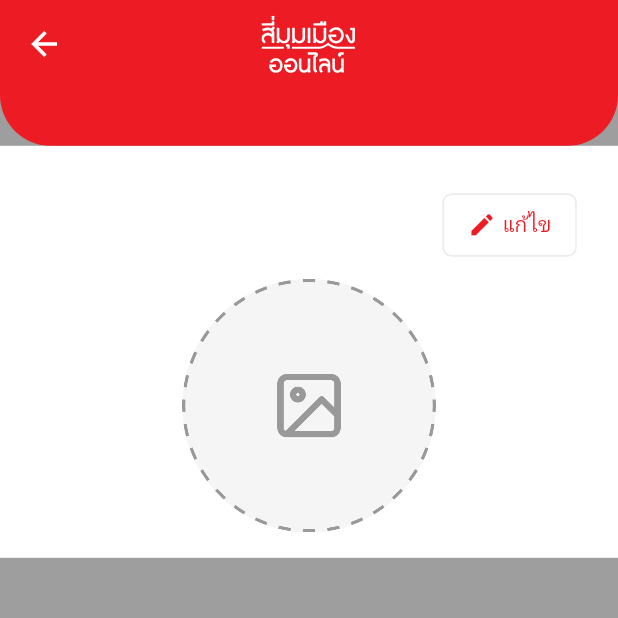
After one commit to cipherstudio/simummuang-marketplace-app-seller, a Flutter app: the ExampleConponents screen opened directly, after a tap on "SMM image picker", on a phone screen of 412 x 824 dp, the top half of it. The commit adds this screen. Run offline on Flutter 3.47's test engine with Material 3 defaults, Android fonts, the phone set to English and light mode, and no system bars; our stand-ins replace bloc_concurrency, dio, email_validator, flutter_bloc, flutter_otp_text_field, flutter_svg and 8 more; generated files the repository leaves out were written again; Roboto replaces fonts that are missing (fontFamily).

Commit message:
create image picker.

```diff
--- /dev/null
+++ b/lib/components/example/smm_image_picker_example.dart
@@ -0,0 +1,26 @@
+import 'package:flutter/material.dart';
+import 'package:smm_application/components/shared_components.dart';
+import 'package:smm_application/components/smm_image_picker.dart';
+
+class SMMImagePickerExample extends StatefulWidget {
+  const SMMImagePickerExample({super.key});
+
+  @override
+  State<SMMImagePickerExample> createState() => _SMMImagePickerExampleState();
+}
+
+// store picture
+class _SMMImagePickerExampleState extends State<SMMImagePickerExample> {
+  @override
+  Widget build(BuildContext context) {
+    return Scaffold(
+      appBar: SMMAppBar.loginAndRegister(),
+      backgroundColor: Colors.grey,
+      body: Column(
+        children: [
+          const SMMImagePicker(),
+        ],
+      ),
+    );
+  }
+}
--- a/lib/components/example_components.dart
+++ b/lib/components/example_components.dart
@@ -1,6 +1,7 @@
 import 'package:flutter/material.dart';
 import 'package:smm_application/components/example/smm_app_bar_example.dart';
 import 'package:smm_application/components/example/smm_button_example.dart';
+import 'package:smm_application/components/example/smm_image_picker_example.dart';
 import 'package:smm_application/components/example/smm_text_form_field_example.dart';
 import 'package:smm_application/components/smm_filled_button.dart';
 
@@ -54,6 +55,17 @@ class _ExampleConponentsState extends State<ExampleConponents> {
               );
             },
           ),
+          SMMFilledButton.normal(
+            label: 'SMM image picker',
+            onPressed: () {
+              Navigator.push(
+                context,
+                MaterialPageRoute(
+                  builder: (context) => const SMMImagePickerExample(),
+                ),
+              );
+            },
+          ),
         ],
       ),
     );
--- /dev/null
+++ b/lib/components/smm_image_picker.dart
@@ -0,0 +1,63 @@
+import 'package:flutter/material.dart';
+import 'package:smm_application/components/shared_components.dart';
+import 'package:smm_application/generated/assets.gen.dart';
+import 'package:smm_application/themes/app_colors.dart';
+import 'package:smm_application/themes/app_text_styles.dart';
+import 'package:smm_application/translation/generated/l10n.dart';
+
+class SMMImagePicker extends StatelessWidget {
+  const SMMImagePicker({super.key});
+
+  @override
+  Widget build(BuildContext context) {
+    return ConstrainedBox(
+      constraints: const BoxConstraints(minHeight: 242),
+      child: Container(
+        color: Colors.white,
+        child: Padding(
+          padding: const EdgeInsets.all(16),
+          child: Column(
+            children: [
+              Padding(
+                padding: const EdgeInsets.all(10.0),
+                child: Row(
+                  mainAxisAlignment: MainAxisAlignment.end,
+                  children: [
+                    _buildEditButton(),
+                  ],
+                ),
+              ),
+              $AssetsImagesGen().imagePickerPlaceholder.image(
+                    width: 160,
+                    height: 160,
+                  ),
+            ],
+          ),
+        ),
+      ),
+    );
+  }
+
+  Widget _buildEditButton() {
+    return SMMOutlinedButton(
+      child: Row(
+        children: [
+          const Icon(
+            Icons.edit,
+            size: 18,
+            color: AppColors.primaryBrandMain,
+          ),
+          const SizedBox(
+            width: 4.0,
+          ),
+          Text(
+            Trans.current.component_button_label_edit,
+            style: AppTextStyles.textBTNSmall
+                .copyWith(color: AppColors.primaryBrandMain),
+          ),
+        ],
+      ),
+      onPressed: () {},
+    );
+  }
+}
--- a/lib/components/smm_outlined_button.dart
+++ b/lib/components/smm_outlined_button.dart
@@ -7,6 +7,7 @@ class SMMOutlinedButton extends StatelessWidget {
   final double? width;
   final double? height;
   final Color? outlineColor;
+  final OutlinedBorder? shape;
 
   factory SMMOutlinedButton({
     Key? key,
@@ -15,6 +16,7 @@ class SMMOutlinedButton extends StatelessWidget {
     double? width,
     double? height,
     Color? outlineColor,
+    OutlinedBorder? shape,
   }) {
     return SMMOutlinedButton._(
       key: key,
@@ -22,6 +24,7 @@ class SMMOutlinedButton extends StatelessWidget {
       width: width,
       height: height,
       outlineColor: outlineColor,
+      shape: shape,
       child: child,
     );
   }
@@ -34,6 +37,7 @@ class SMMOutlinedButton extends StatelessWidget {
     double? height,
     Color? outlineColor,
     Color? textColor,
+    OutlinedBorder? shape,
   }) {
     return SMMOutlinedButton._(
       key: key,
@@ -41,6 +45,7 @@ class SMMOutlinedButton extends StatelessWidget {
       width: width,
       height: height,
       outlineColor: outlineColor,
+      shape: shape,
       child: Text(
         label,
         overflow: TextOverflow.ellipsis,
@@ -58,6 +63,7 @@ class SMMOutlinedButton extends StatelessWidget {
     this.width,
     this.height,
     this.outlineColor,
+    this.shape,
   });
 
   @override
@@ -73,9 +79,11 @@ class SMMOutlinedButton extends StatelessWidget {
             color: outlineColor ?? AppColors.primaryDefaultLight,
           ),
           padding: const EdgeInsets.symmetric(horizontal: 16),
-          shape: RoundedRectangleBorder(
-            borderRadius: BorderRadius.circular(6.0),
-          ),
+          shape: (shape != null)
+              ? shape
+              : RoundedRectangleBorder(
+                  borderRadius: BorderRadius.circular(6.0),
+                ),
         ),
         child: child,
       ),
--- a/lib/themes/app_text_styles.dart
+++ b/lib/themes/app_text_styles.dart
@@ -26,4 +26,7 @@ class AppTextStyles {
 
   static const TextStyle textXSRegular = TextStyle(
       color: AppColors.black, fontSize: 12, fontWeight: FontWeight.w400);
+
+  static const TextStyle textBTNSmall = TextStyle(
+      color: AppColors.black, fontSize: 13, fontWeight: FontWeight.w400);
 }
--- a/lib/translation/l10n/intl_en.arb
+++ b/lib/translation/l10n/intl_en.arb
@@ -49,5 +49,6 @@
   "forgetpassword_otp_title" : "ระบบส่งจัดส่งข้อความ OTP ไปยังหมายเลขโทรศัพท์",
   "forgetpassword_fill_otp" : "ระบุ OTP ของคุณ",
   "forgetpassword_ref_code" : "รหัสอ้างอิง:",
-  "forgetpassword_request_otp_title" : "หากยังไม่ได้รับ OTP? ขอรหัส OTP อีกครั้ง"
+  "forgetpassword_request_otp_title" : "หากยังไม่ได้รับ OTP? ขอรหัส OTP อีกครั้ง",
+  "component_button_label_edit" : "Edit"
 }
--- a/lib/translation/l10n/intl_th.arb
+++ b/lib/translation/l10n/intl_th.arb
@@ -49,5 +49,6 @@
   "forgetpassword_otp_title" : "ระบบส่งจัดส่งข้อความ OTP ไปยังหมายเลขโทรศัพท์",
   "forgetpassword_fill_otp" : "ระบุ OTP ของคุณ",
   "forgetpassword_ref_code" : "รหัสอ้างอิง:",
-  "forgetpassword_request_otp_title" : "หากยังไม่ได้รับ OTP? ขอรหัส OTP อีกครั้ง"
+  "forgetpassword_request_otp_title" : "หากยังไม่ได้รับ OTP? ขอรหัส OTP อีกครั้ง",
+  "component_button_label_edit" : "แก้ไข"
 }
--- a/pubspec.yaml
+++ b/pubspec.yaml
@@ -87,6 +87,7 @@ flutter:
   # To add assets to your application, add an assets section, like this:
   assets:
     - assets/icons/
+    - assets/images/
 
   # An image asset can refer to one or more resolution-specific "variants", see
   # https://flutter.dev/assets-and-images/#resolution-aware
@@ -117,6 +118,9 @@ flutter_gen:
   output: lib/generated/
   integrations:
     flutter_svg: true
+    flare_flutter: true
+    rive: true
+    lottie: true
 
 flutter_intl:
     enabled: true
```
Also changed, not shown: assets/images/image_picker_placeholder.png (added), lib/generated/assets.gen.dart, lib/translation/generated/intl/messages_en.dart, lib/translation/generated/intl/messages_th.dart, lib/translation/generated/l10n.dart.
